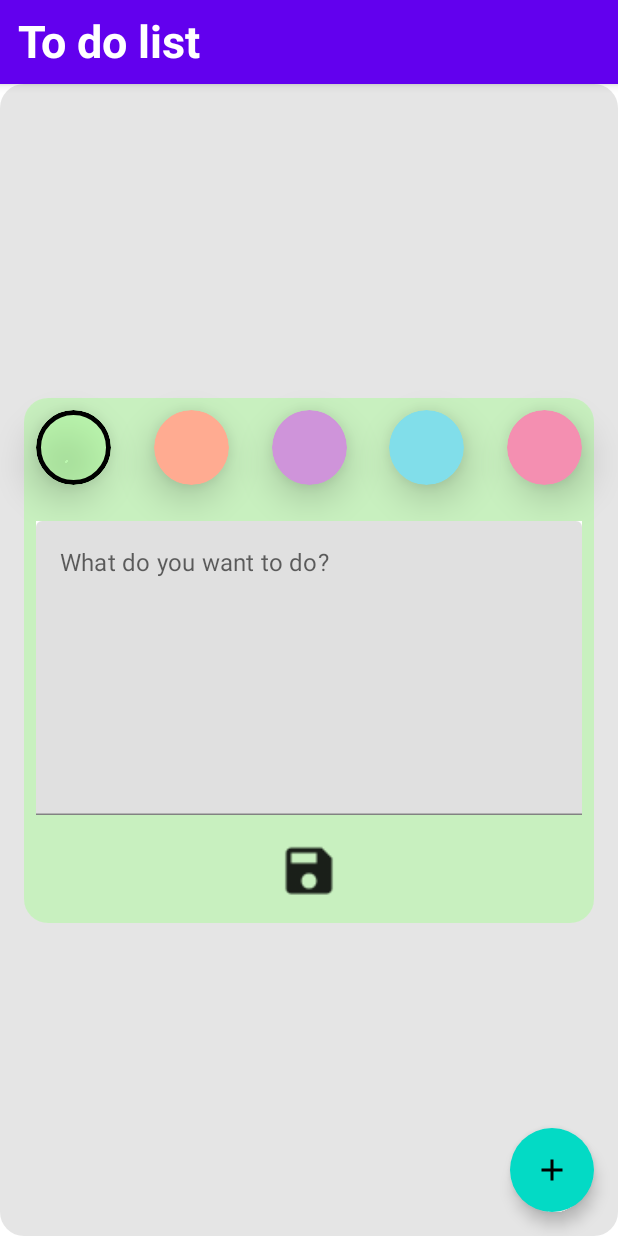
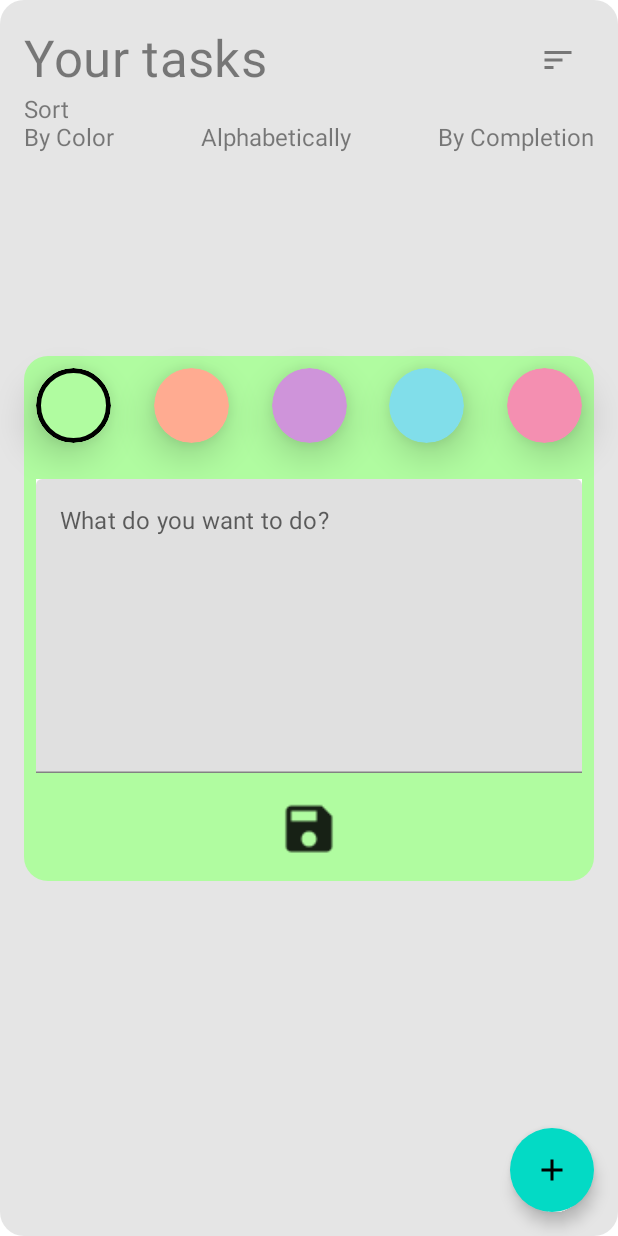
Before and after one commit to Pelc314/ToDoListApp, an Android app built with Jetpack Compose: the screen it shows after launch (MainActivity), after a tap on "Add FAB", on a phone screen of 412 x 824 dp. Run offline under Robolectric (Android 15) with nearby library versions, the phone set to English and light mode, and no system bars; our stand-ins replace Dagger/Hilt's generated code, Room's generated code; 1 other tap on this screen came first.

Commit message:
added sort by toggle in the main screen

```diff
--- a/app/src/main/java/com/maciejpelcapps/todolistapp/ui/theme/Color.kt
+++ b/app/src/main/java/com/maciejpelcapps/todolistapp/ui/theme/Color.kt
@@ -13,8 +13,8 @@ val GreenToTeal = Brush.horizontalGradient(
         Color(0xC19DFFF5)
     )
 )
-val lightGreen = Color(0x88B0FCA0)
-val lightTeal =         Color(0xC19DFFF5)
+val lightGreen = Color(0xFFB0FCA0)
+val lightTeal = Color(0xC19DFFF5)
 
 val RedOrange = Color(0xffffab91)
 val RedPink = Color(0xfff48fb1)
--- a/app/src/main/java/com/maciejpelcapps/todolistapp/ui/todoslistscreen/ToDoListScreen.kt
+++ b/app/src/main/java/com/maciejpelcapps/todolistapp/ui/todoslistscreen/ToDoListScreen.kt
@@ -15,19 +15,17 @@ import androidx.compose.material.icons.Icons
 import androidx.compose.material.icons.filled.*
 import androidx.compose.runtime.*
 import androidx.compose.runtime.saveable.rememberSaveable
-import androidx.compose.ui.Alignment.Companion.CenterVertically
+import androidx.compose.ui.Alignment
 import androidx.compose.ui.ExperimentalComposeUiApi
 import androidx.compose.ui.Modifier
 import androidx.compose.ui.geometry.Offset
 import androidx.compose.ui.geometry.Size
-import androidx.compose.ui.graphics.Color
 import androidx.compose.ui.platform.LocalConfiguration
-import androidx.compose.ui.text.font.FontWeight
 import androidx.compose.ui.unit.dp
-import androidx.compose.ui.unit.sp
 import androidx.hilt.navigation.compose.hiltViewModel
 import androidx.navigation.NavController
 import com.maciejpelcapps.todolistapp.ui.todoslistscreen.components.AddEditTodo
+import com.maciejpelcapps.todolistapp.ui.todoslistscreen.components.OrderSection
 import com.maciejpelcapps.todolistapp.ui.todoslistscreen.components.ToDoItem
 import com.maciejpelcapps.todolistapp.util.Constants
 import kotlinx.coroutines.delay
@@ -101,19 +99,6 @@ fun ToDoListScreen(
 
     Scaffold(
         scaffoldState = scaffoldState,
-        topBar = {
-            TopAppBar {
-                Text(
-                    text = "To do list",
-                    fontSize = 30.sp,
-                    fontWeight = FontWeight.Bold,
-                    color = Color.White,
-                    modifier = Modifier
-                        .align(CenterVertically)
-                        .padding(8.dp)
-                )
-            }
-        },
         floatingActionButton = {
             FloatingActionButton(onClick = {
                 scope.launch {
@@ -136,7 +121,36 @@ fun ToDoListScreen(
             }
         }
     ) {
-        Column(modifier = Modifier.padding(horizontal = 16.dp)) {
+        Column(modifier = Modifier.padding(16.dp)) {
+            Row(
+                modifier = Modifier.fillMaxWidth(),
+                horizontalArrangement = Arrangement.SpaceBetween,
+                verticalAlignment = Alignment.CenterVertically,
+            ) {
+                Text(
+                    text = "Your tasks",
+                    style = MaterialTheme.typography.h4,
+                )
+                IconButton(onClick = { viewModel.changeSortMenuVisibility() }) {
+                    Icon(imageVector = Icons.Default.Sort, contentDescription = "Sort")
+                }
+            }
+            AnimatedVisibility(
+                visible = viewModel.sortToggleExpanded.value,
+                enter = fadeIn() + slideInVertically(),
+                exit = fadeOut() + slideOutVertically(),
+            ) {
+                OrderSection(
+                    modifier = Modifier
+                        .fillMaxWidth()
+                        .padding(vertical = 16.dp),
+                    taskOrder = Unit,
+                    onOrderChange = {
+                        Unit
+                    },
+                )
+            }
+            Spacer(modifier = Modifier.height(16.dp))
             LazyColumn(modifier = Modifier) {
                 items(toDosListState.toDosList.size) { index ->
                     ToDoItem(
--- a/app/src/main/java/com/maciejpelcapps/todolistapp/ui/todoslistscreen/ToDoListViewModel.kt
+++ b/app/src/main/java/com/maciejpelcapps/todolistapp/ui/todoslistscreen/ToDoListViewModel.kt
@@ -21,6 +21,9 @@ class ToDoListViewModel @Inject constructor(
 ) : ViewModel() {
     private var _toDosState = mutableStateOf(ToDoListState())
     val toDosState: State<ToDoListState> = _toDosState
+
+    private var _sortToggleExpanded = mutableStateOf(false)
+    val sortToggleExpanded: State<Boolean> = _sortToggleExpanded
 
     private val _taskColor = mutableStateOf<Int>(ToDoEntry.noteColors[0].toArgb())
     val taskColor: State<Int> = _taskColor
@@ -85,4 +88,8 @@ class ToDoListViewModel @Inject constructor(
     fun resetColorToDefault() {
         _taskColor.value = ToDoEntry.noteColors[0].toArgb()
     }
+
+    fun changeSortMenuVisibility() {
+        _sortToggleExpanded.value = !_sortToggleExpanded.value
+    }
 }
```
Also changed, not shown: app/src/main/java/com/maciejpelcapps/todolistapp/ui/todoslistscreen/components/OrderSection.kt (added, +25 -0 lines).
